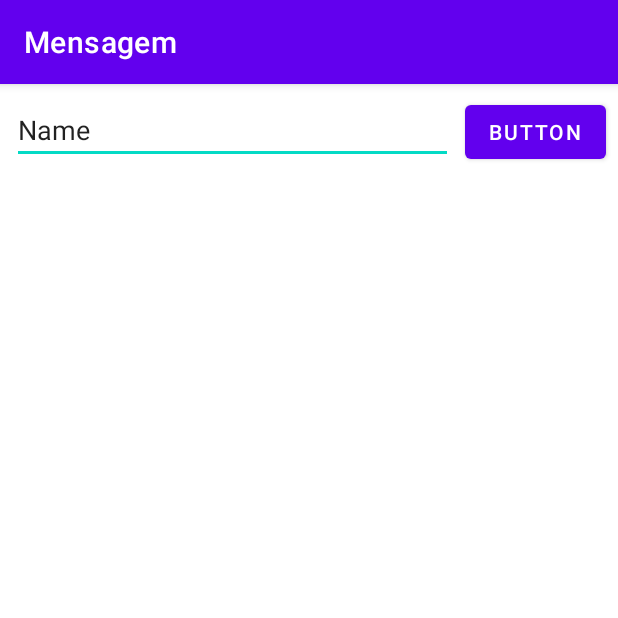
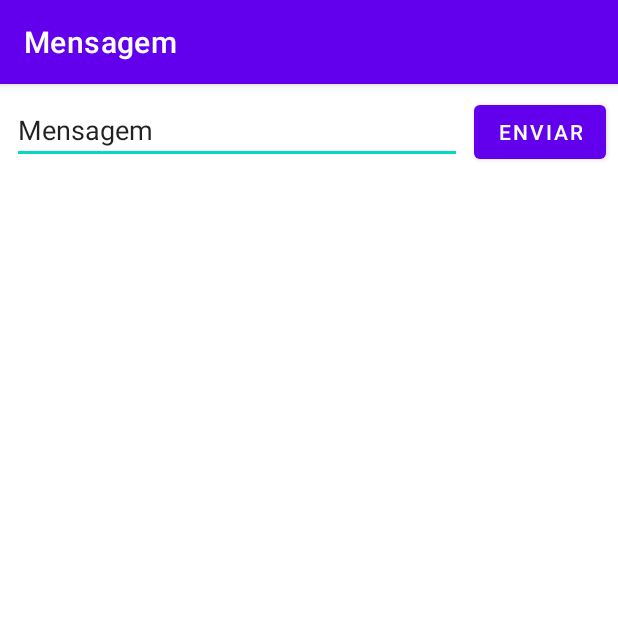
Before and after one commit to DaniCarmona/Mensagem, an Android app: the screen it shows after launch (MainActivity), on a phone screen of 412 x 824 dp, the top half of it. Run offline under Robolectric (Android 15) with nearby library versions, the phone set to English and light mode, and no system bars.

Commit message:
strings commit

```diff
--- a/app/src/main/res/layout/activity_main.xml
+++ b/app/src/main/res/layout/activity_main.xml
@@ -7,7 +7,7 @@
     tools:context=".MainActivity">
 
     <EditText
-        android:id="@+id/editTextTextPersonName"
+        android:id="@+id/editTextMensagem"
         android:layout_width="0dp"
         android:layout_height="wrap_content"
         android:layout_marginStart="8dp"
@@ -17,18 +17,18 @@
         android:layout_marginRight="8dp"
         android:ems="10"
         android:inputType="textPersonName"
-        android:text="Name"
-        app:layout_constraintEnd_toStartOf="@+id/button"
+        android:text="@string/mensagem"
+        app:layout_constraintEnd_toStartOf="@+id/buttonEnviar"
         app:layout_constraintStart_toStartOf="parent"
         app:layout_constraintTop_toTopOf="parent" />
 
     <Button
-        android:id="@+id/button"
+        android:id="@+id/buttonEnviar"
         android:layout_width="wrap_content"
         android:layout_height="wrap_content"
         android:layout_marginEnd="8dp"
         android:layout_marginRight="8dp"
-        android:text="Button"
-        app:layout_constraintBaseline_toBaselineOf="@+id/editTextTextPersonName"
+        android:text="@string/enviar"
+        app:layout_constraintBaseline_toBaselineOf="@+id/editTextMensagem"
         app:layout_constraintEnd_toEndOf="parent" />
 </androidx.constraintlayout.widget.ConstraintLayout>
--- a/app/src/main/res/values/strings.xml
+++ b/app/src/main/res/values/strings.xml
@@ -1,3 +1,5 @@
 <resources>
     <string name="app_name">Mensagem</string>
+    <string name="enviar">Enviar</string>
+    <string name="mensagem">Mensagem</string>
 </resources>
```
